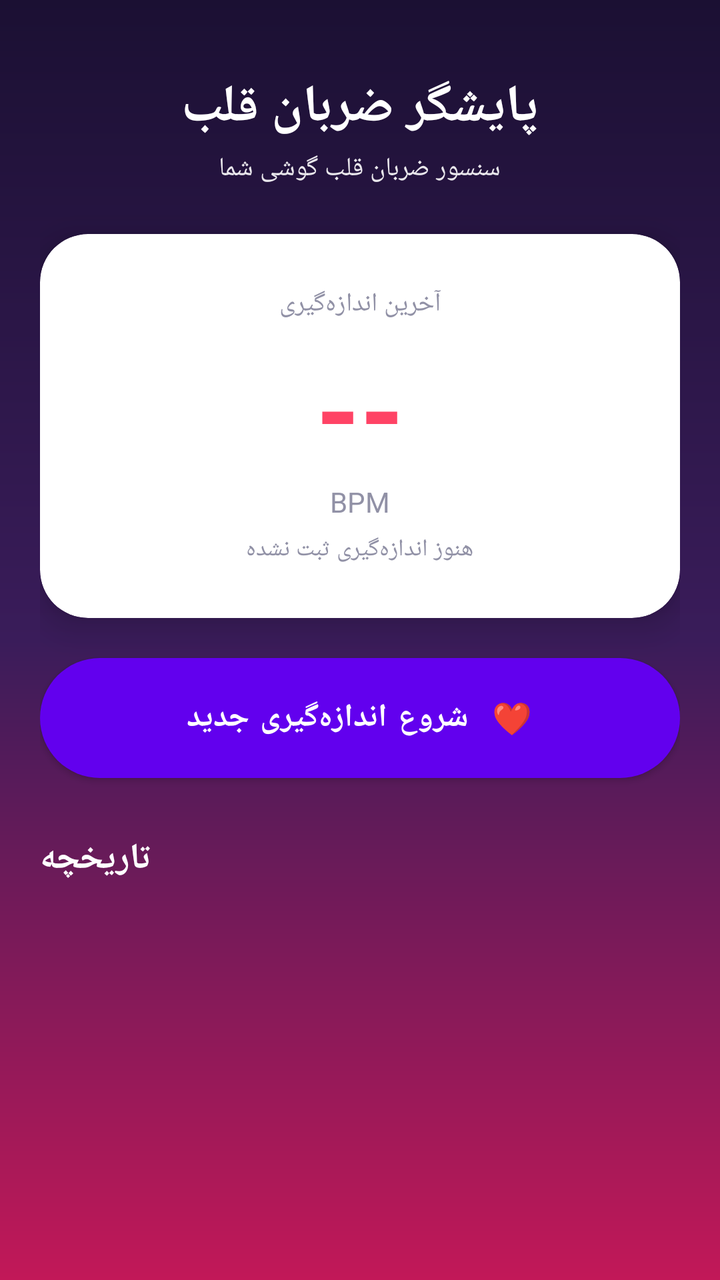
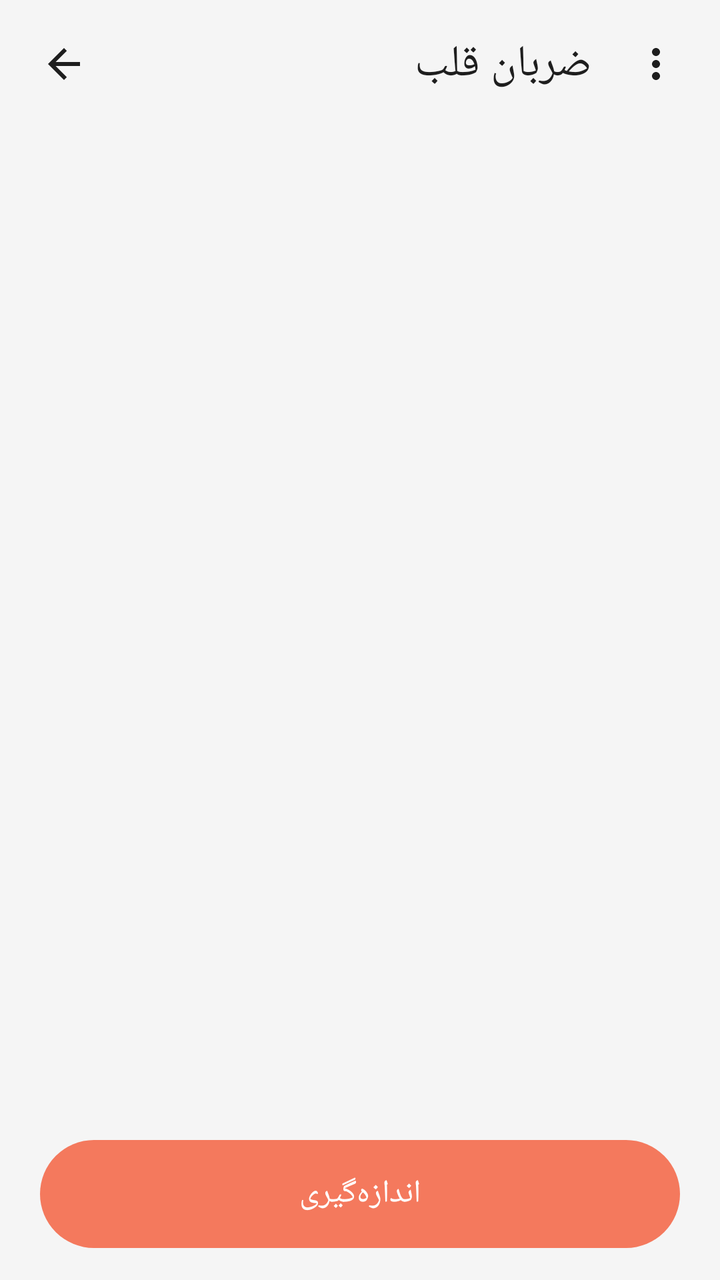

Before-and-after screenshots of an Android layout around one commit, followed by the original layout XML and the change that was made.
<!-- AndroidManifest.xml: application theme Theme.HeartRate -->
<!-- res/layout/activity_main.xml -->
<?xml version="1.0" encoding="utf-8"?>
<ScrollView xmlns:android="http://schemas.android.com/apk/res/android"
    xmlns:app="http://schemas.android.com/apk/res-auto"
    android:layout_width="match_parent"
    android:layout_height="match_parent"
    android:background="@drawable/gradient_bg"
    android:fillViewport="true">

    <LinearLayout
        android:layout_width="match_parent"
        android:layout_height="wrap_content"
        android:orientation="vertical"
        android:padding="20dp">

        <TextView
            android:layout_width="wrap_content"
            android:layout_height="wrap_content"
            android:layout_gravity="center_horizontal"
            android:layout_marginTop="16dp"
            android:text="پایشگر ضربان قلب"
            android:textColor="#FFFFFF"
            android:textSize="26sp"
            android:textStyle="bold" />

        <TextView
            android:layout_width="wrap_content"
            android:layout_height="wrap_content"
            android:layout_gravity="center_horizontal"
            android:layout_marginTop="4dp"
            android:layout_marginBottom="24dp"
            android:text="سنسور ضربان قلب گوشی شما"
            android:textColor="@color/white_90"
            android:textSize="13sp" />

        <androidx.cardview.widget.CardView
            android:layout_width="match_parent"
            android:layout_height="wrap_content"
            app:cardCornerRadius="24dp"
            app:cardElevation="10dp"
            app:cardBackgroundColor="@color/card_bg">

            <LinearLayout
                android:layout_width="match_parent"
                android:layout_height="wrap_content"
                android:orientation="vertical"
                android:gravity="center"
                android:padding="26dp">

                <TextView
                    android:layout_width="wrap_content"
                    android:layout_height="wrap_content"
                    android:text="آخرین اندازه‌گیری"
                    android:textColor="@color/text_secondary"
                    android:textSize="13sp" />

                <TextView
                    android:id="@+id/lastBpmText"
                    android:layout_width="wrap_content"
                    android:layout_height="wrap_content"
                    android:layout_marginTop="6dp"
                    android:text="--"
                    android:textColor="@color/heart_red"
                    android:textSize="56sp"
                    android:textStyle="bold" />

                <TextView
                    android:layout_width="wrap_content"
                    android:layout_height="wrap_content"
                    android:text="BPM"
                    android:textColor="@color/text_secondary"
                    android:textSize="14sp"
                    android:layout_marginBottom="6dp" />

                <TextView
                    android:id="@+id/lastDateText"
                    android:layout_width="wrap_content"
                    android:layout_height="wrap_content"
                    android:text="هنوز اندازه‌گیری ثبت نشده"
                    android:textColor="@color/text_secondary"
                    android:textSize="12sp" />

            </LinearLayout>

        </androidx.cardview.widget.CardView>

        <Button
            android:id="@+id/startMeasurementButton"
            android:layout_width="match_parent"
            android:layout_height="60dp"
            android:layout_marginTop="20dp"
            android:background="@drawable/button_rounded"
            android:text="❤  شروع اندازه‌گیری جدید"
            android:textColor="#FFFFFF"
            android:textSize="16sp"
            android:textStyle="bold"
            android:elevation="6dp" />

        <TextView
            android:layout_width="wrap_content"
            android:layout_height="wrap_content"
            android:layout_marginTop="28dp"
            android:layout_marginBottom="12dp"
            android:text="تاریخچه"
            android:textColor="#FFFFFF"
            android:textSize="18sp"
            android:textStyle="bold" />

        <androidx.recyclerview.widget.RecyclerView
            android:id="@+id/historyRecyclerView"
            android:layout_width="match_parent"
            android:layout_height="wrap_content"
            android:nestedScrollingEnabled="false" />

        <TextView
            android:id="@+id/emptyHistoryText"
            android:layout_width="match_parent"
            android:layout_height="wrap_content"
            android:layout_marginTop="12dp"
            android:gravity="center"
            android:text="هنوز هیچ رکوردی ثبت نشده. دکمه‌ی بالا را بزن!"
            android:textColor="@color/white_90"
            android:textSize="13sp"
            android:visibility="gone" />

    </LinearLayout>

</ScrollView>
<!-- resources referenced by this layout -->
<resources>
  <color name="card_bg">#FFFFFF</color>
  <color name="heart_red">#FF4365</color>
  <color name="text_secondary">#9191A6</color>
  <color name="white_90">#E6FFFFFF</color>
  <!-- drawable button_rounded (drawable) -->
  <shape xmlns:android="http://schemas.android.com/apk/res/android"
      android:shape="rectangle">
      <solid android:color="@color/heart_red" />
      <corners android:radius="32dp" />
  </shape>
  <!-- drawable gradient_bg (drawable) -->
  <shape xmlns:android="http://schemas.android.com/apk/res/android"
      android:shape="rectangle">
      <gradient
          android:angle="90"
          android:startColor="@color/heart_red_dark"
          android:centerColor="@color/heart_purple"
          android:endColor="@color/bg_dark"
          android:type="linear" />
  </shape>
  <style name="Theme.HeartRate" parent="Theme.MaterialComponents.Light.NoActionBar" />
  <color name="heart_red_dark">#C21858</color>
  <color name="heart_purple">#3A1C5A</color>
  <color name="bg_dark">#1B1033</color>
</resources>

<!-- the commit's change to res/layout/activity_main.xml (unified diff, before → after) -->
@@ -1,127 +1,78 @@
 <?xml version="1.0" encoding="utf-8"?>
-<ScrollView xmlns:android="http://schemas.android.com/apk/res/android"
-    xmlns:app="http://schemas.android.com/apk/res-auto"
+<LinearLayout xmlns:android="http://schemas.android.com/apk/res/android"
     android:layout_width="match_parent"
     android:layout_height="match_parent"
-    android:background="@drawable/gradient_bg"
-    android:fillViewport="true">
+    android:background="@color/bg_main"
+    android:orientation="vertical">
 
+    
     <LinearLayout
         android:layout_width="match_parent"
-        android:layout_height="wrap_content"
-        android:orientation="vertical"
-        android:padding="20dp">
+        android:layout_height="64dp"
+        android:gravity="center_vertical"
+        android:orientation="horizontal"
+        android:paddingStart="8dp"
+        android:paddingEnd="8dp">
+
+        <ImageButton
+            android:id="@+id/backButton"
+            android:layout_width="48dp"
+            android:layout_height="48dp"
+            android:background="?attr/selectableItemBackgroundBorderless"
+            android:contentDescription="@string/back"
+            android:src="@drawable/ic_arrow_back"
+            android:tint="@color/text_primary" />
 
         <TextView
-            android:layout_width="wrap_content"
+            android:layout_width="0dp"
             android:layout_height="wrap_content"
-            android:layout_gravity="center_horizontal"
-            android:layout_marginTop="16dp"
-            android:text="پایشگر ضربان قلب"
-            android:textColor="#FFFFFF"
-            android:textSize="26sp"
-            android:textStyle="bold" />
+            android:layout_weight="1"
+            android:fontFamily="sans-serif-medium"
+            android:paddingStart="8dp"
+            android:paddingEnd="8dp"
+            android:text="@string/heart_rate_title"
+            android:textColor="@color/text_primary"
+            android:textSize="22sp" />
+
+        <ImageButton
+            android:id="@+id/menuButton"
+            android:layout_width="48dp"
+            android:layout_height="48dp"
+            android:background="?attr/selectableItemBackgroundBorderless"
+            android:contentDescription="@string/more_options"
+            android:src="@drawable/ic_more_vert"
+            android:tint="@color/text_primary" />
+    </LinearLayout>
+
+    <androidx.recyclerview.widget.RecyclerView
+        android:id="@+id/historyRecyclerView"
+        android:layout_width="match_parent"
+        android:layout_height="0dp"
+        android:layout_weight="1"
+        android:clipToPadding="false"
+        android:paddingBottom="12dp" />
+
+    
+    <FrameLayout
+        android:layout_width="match_parent"
+        android:layout_height="wrap_content"
+        android:paddingStart="20dp"
+        android:paddingTop="8dp"
+        android:paddingEnd="20dp"
+        android:paddingBottom="16dp">
 
         <TextView
-            android:layout_width="wrap_content"
-            android:layout_height="wrap_content"
-            android:layout_gravity="center_horizontal"
-            android:layout_marginTop="4dp"
-            android:layout_marginBottom="24dp"
-            android:text="سنسور ضربان قلب گوشی شما"
-            android:textColor="@color/white_90"
-            android:textSize="13sp" />
-
-        <androidx.cardview.widget.CardView
-            android:layout_width="match_parent"
-            android:layout_height="wrap_content"
-            app:cardCornerRadius="24dp"
-            app:cardElevation="10dp"
-            app:cardBackgroundColor="@color/card_bg">
-
-            <LinearLayout
-                android:layout_width="match_parent"
-                android:layout_height="wrap_content"
-                android:orientation="vertical"
-                android:gravity="center"
-                android:padding="26dp">
-
-                <TextView
-                    android:layout_width="wrap_content"
-                    android:layout_height="wrap_content"
-                    android:text="آخرین اندازه‌گیری"
-                    android:textColor="@color/text_secondary"
-                    android:textSize="13sp" />
-
-                <TextView
-                    android:id="@+id/lastBpmText"
-                    android:layout_width="wrap_content"
-                    android:layout_height="wrap_content"
-                    android:layout_marginTop="6dp"
-                    android:text="--"
-                    android:textColor="@color/heart_red"
-                    android:textSize="56sp"
-                    android:textStyle="bold" />
-
-                <TextView
-                    android:layout_width="wrap_content"
-                    android:layout_height="wrap_content"
-                    android:text="BPM"
-                    android:textColor="@color/text_secondary"
-                    android:textSize="14sp"
-                    android:layout_marginBottom="6dp" />
-
-                <TextView
-                    android:id="@+id/lastDateText"
-                    android:layout_width="wrap_content"
-                    android:layout_height="wrap_content"
-                    android:text="هنوز اندازه‌گیری ثبت نشده"
-                    android:textColor="@color/text_secondary"
-                    android:textSize="12sp" />
-
-            </LinearLayout>
-
-        </androidx.cardview.widget.CardView>
-
-        <Button
             android:id="@+id/startMeasurementButton"
             android:layout_width="match_parent"
-            android:layout_height="60dp"
-            android:layout_marginTop="20dp"
-            android:background="@drawable/button_rounded"
-            android:text="❤  شروع اندازه‌گیری جدید"
-            android:textColor="#FFFFFF"
-            android:textSize="16sp"
-            android:textStyle="bold"
-            android:elevation="6dp" />
+            android:layout_height="54dp"
+            android:background="@drawable/bg_measure_button"
+            android:clickable="true"
+            android:focusable="true"
+            android:fontFamily="sans-serif-medium"
+            android:gravity="center"
+            android:text="@string/measure"
+            android:textColor="@color/white"
+            android:textSize="16sp" />
+    </FrameLayout>
 
-        <TextView
-            android:layout_width="wrap_content"
-            android:layout_height="wrap_content"
-            android:layout_marginTop="28dp"
-            android:layout_marginBottom="12dp"
-            android:text="تاریخچه"
-            android:textColor="#FFFFFF"
-            android:textSize="18sp"
-            android:textStyle="bold" />
-
-        <androidx.recyclerview.widget.RecyclerView
-            android:id="@+id/historyRecyclerView"
-            android:layout_width="match_parent"
-            android:layout_height="wrap_content"
-            android:nestedScrollingEnabled="false" />
-
-        <TextView
-            android:id="@+id/emptyHistoryText"
-            android:layout_width="match_parent"
-            android:layout_height="wrap_content"
-            android:layout_marginTop="12dp"
-            android:gravity="center"
-            android:text="هنوز هیچ رکوردی ثبت نشده. دکمه‌ی بالا را بزن!"
-            android:textColor="@color/white_90"
-            android:textSize="13sp"
-            android:visibility="gone" />
-
-    </LinearLayout>
-
-</ScrollView>
+</LinearLayout>
<!-- resource entries referenced after the edit -->
@@ -1,28 +1,52 @@
 <!-- resources referenced by this layout -->
 <resources>
-  <color name="card_bg">#FFFFFF</color>
-  <color name="heart_red">#FF4365</color>
-  <color name="text_secondary">#9191A6</color>
-  <color name="white_90">#E6FFFFFF</color>
-  <!-- drawable button_rounded (drawable) -->
-  <shape xmlns:android="http://schemas.android.com/apk/res/android"
-      android:shape="rectangle">
-      <solid android:color="@color/heart_red" />
-      <corners android:radius="32dp" />
-  </shape>
-  <!-- drawable gradient_bg (drawable) -->
-  <shape xmlns:android="http://schemas.android.com/apk/res/android"
-      android:shape="rectangle">
-      <gradient
-          android:angle="90"
-          android:startColor="@color/heart_red_dark"
-          android:centerColor="@color/heart_purple"
-          android:endColor="@color/bg_dark"
-          android:type="linear" />
-  </shape>
-  <style name="Theme.HeartRate" parent="Theme.MaterialComponents.Light.NoActionBar" />
-  <color name="heart_red_dark">#C21858</color>
-  <color name="heart_purple">#3A1C5A</color>
-  <color name="bg_dark">#1B1033</color>
+  <color name="bg_main">#F5F5F5</color>
+  <color name="text_primary">#1E1E1E</color>
+  <color name="white">#FFFFFF</color>
+  <!-- drawable bg_measure_button (drawable) -->
+  <ripple xmlns:android="http://schemas.android.com/apk/res/android" android:color="#40FFFFFF">
+      <item>
+          <shape android:shape="rectangle">
+              <solid android:color="@color/coral" />
+              <corners android:radius="28dp" />
+          </shape>
+      </item>
+  </ripple>
+  <!-- drawable ic_arrow_back (drawable) -->
+  <vector xmlns:android="http://schemas.android.com/apk/res/android"
+      android:width="24dp"
+      android:height="24dp"
+      android:viewportWidth="24"
+      android:viewportHeight="24"
+      android:autoMirrored="true">
+      <path
+          android:fillColor="#FF000000"
+          android:pathData="M20,11H7.83l5.59,-5.59L12,4l-8,8 8,8 1.41,-1.41L7.83,13H20v-2z" />
+  </vector>
+  <!-- drawable ic_more_vert (drawable) -->
+  <vector xmlns:android="http://schemas.android.com/apk/res/android"
+      android:width="24dp"
+      android:height="24dp"
+      android:viewportWidth="24"
+      android:viewportHeight="24">
+      <path
+          android:fillColor="#FF000000"
+          android:pathData="M12,8c1.1,0 2,-0.9 2,-2s-0.9,-2 -2,-2 -2,0.9 -2,2 0.9,2 2,2zM12,10c-1.1,0 -2,0.9 -2,2s0.9,2 2,2 2,-0.9 2,-2 -0.9,-2 -2,-2zM12,16c-1.1,0 -2,0.9 -2,2s0.9,2 2,2 2,-0.9 2,-2 -0.9,-2 -2,-2z" />
+  </vector>
+  <string name="back">بازگشت</string>
+  <string name="heart_rate_title">ضربان قلب</string>
+  <string name="measure">اندازه‌گیری</string>
+  <string name="more_options">گزینه‌های بیشتر</string>
+  <style name="Theme.HeartRate" parent="Theme.MaterialComponents.Light.NoActionBar">
+          <item name="colorPrimary">@color/coral</item>
+          <item name="colorPrimaryVariant">@color/coral_dark</item>
+          <item name="colorOnPrimary">@color/white</item>
+          <item name="colorSecondary">@color/coral</item>
+          <item name="android:windowBackground">@color/bg_main</item>
+          <item name="android:statusBarColor">@color/bg_main</item>
+          <item name="android:windowLightStatusBar">true</item>
+      </style>
+  <color name="coral">#F4795D</color>
+  <color name="coral_dark">#E8694E</color>
 </resources>
 
